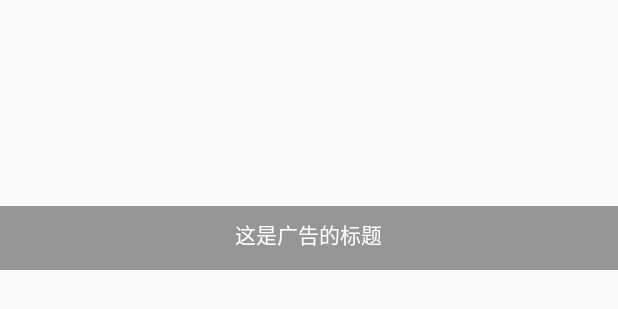
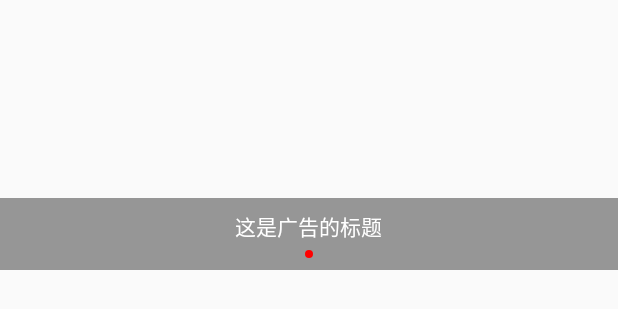
Before and after one commit to l845590743/AutoCycleViewPager, an Android app: the layout activity_main.xml on its own in the app's theme, with its tools: preview values and no code run, on a phone screen of 412 x 824 dp. Shown: the top 309 px of the screen. Run offline under Robolectric (Android 15) with nearby library versions, the phone set to English and light mode, and no system bars.

```diff
--- a/app/src/main/res/layout/activity_main.xml
+++ b/app/src/main/res/layout/activity_main.xml
@@ -29,14 +29,35 @@
             android:text="这是广告的标题"
             android:textColor="#fff"/>
 
-        <LinearLayout
-            android:id="@+id/page_dot"
-            android:orientation="horizontal"
+        <!--<LinearLayout-->
+            <!--android:id="@+id/page_dot"-->
+            <!--android:orientation="horizontal"-->
+            <!--android:layout_gravity="center_horizontal"-->
+            <!--android:layout_marginTop="5dp"-->
+            <!--android:layout_width="wrap_content"-->
+            <!--android:layout_height="wrap_content">-->
+        <!--</LinearLayout>-->
+
+        <RelativeLayout
+            android:layout_width="wrap_content"
+            android:layout_height="wrap_content"
             android:layout_gravity="center_horizontal"
-            android:layout_marginTop="5dp"
-            android:layout_width="wrap_content"
-            android:layout_height="wrap_content">
-        </LinearLayout>
+            android:layout_marginTop="5dp">
+
+            <LinearLayout
+                android:id="@+id/page_dot"
+                android:orientation="horizontal"
+                android:layout_width="wrap_content"
+                android:layout_height="wrap_content">
+            </LinearLayout>
+
+            <ImageView
+                android:id="@+id/dot_selected"
+                android:layout_width="5dp"
+                android:layout_height="5dp"
+                android:src="@drawable/dot_press"/>
+
+        </RelativeLayout>
 
     </LinearLayout>
 
```
Also changed, not shown: app/src/main/java/com/lzm/autocycleviewpager/MainActivity.java (+57 -16 lines).
